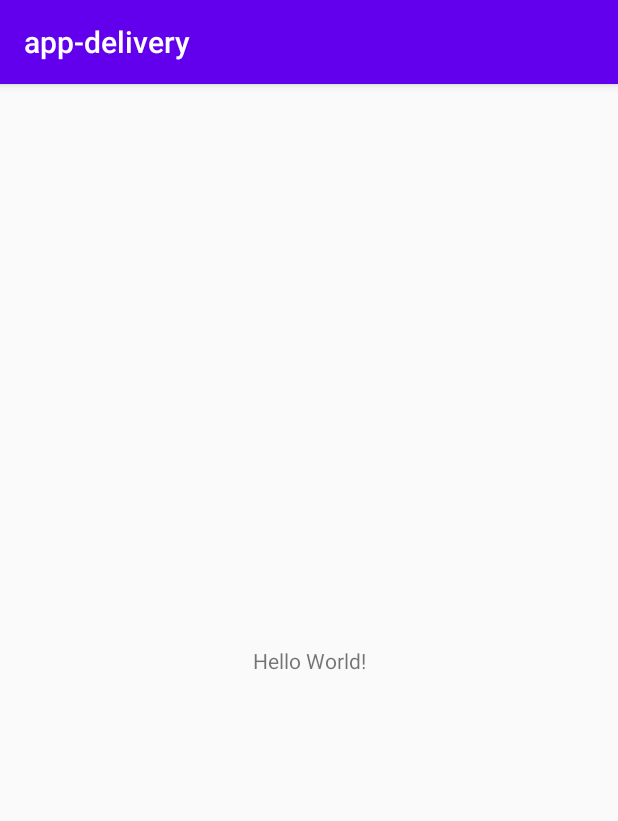
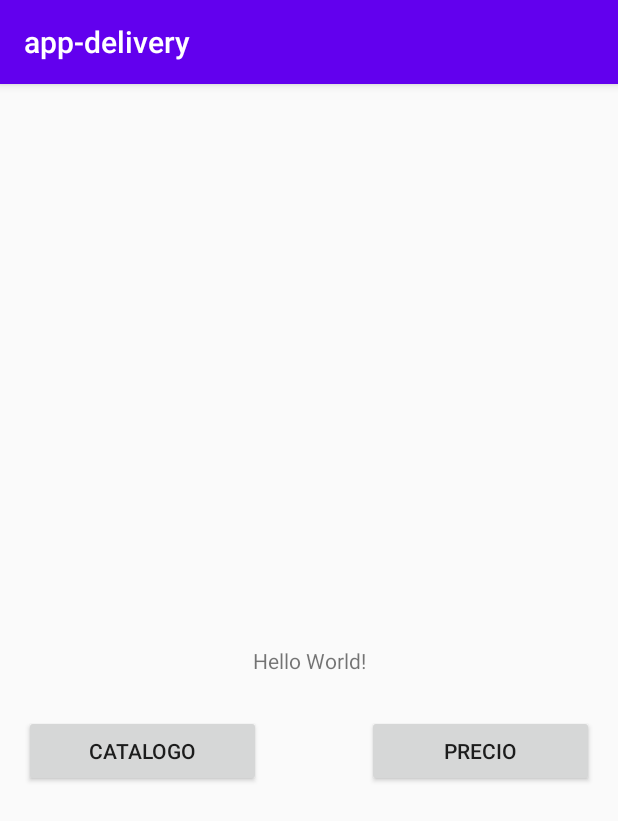
Before and after one commit to El-Catrin/elcatrinCustomers, an Android app: the screen it shows after launch (MainActivity before the commit, homeActivity after it), on a phone screen of 412 x 824 dp. Shown: the top 821 px of the screen. Run offline under Robolectric (Android 15) with nearby library versions, the phone set to English and light mode, and no system bars; our stand-ins replace Firebase (no records; nobody signed in at launch, a user with empty details on screens opened directly).

Commit message:
Integracion Interfaz con Base de Datos

```diff
--- a/app/build.gradle
+++ b/app/build.gradle
@@ -32,10 +32,13 @@ dependencies {
     implementation 'androidx.core:core-ktx:1.3.0'
     implementation 'androidx.appcompat:appcompat:1.1.0'
     implementation 'androidx.constraintlayout:constraintlayout:1.1.3'
+    implementation 'androidx.appcompat:appcompat:1.2.0-alpha01'
     //google Analytics
     implementation 'com.google.firebase:firebase-analytics:17.5.0'
+    //Autenticacion Firebase
+    implementation 'com.google.firebase:firebase-firestore:21.2.1'
     //Firestore
-    implementation 'com.google.firebase:firebase-firestore:21.2.1'
+    implementation 'com.google.firebase:firebase-auth:19.3.2'
     //Prueba
     implementation 'com.android.support:multidex:1.0.3'
 
--- a/app/src/main/AndroidManifest.xml
+++ b/app/src/main/AndroidManifest.xml
@@ -9,7 +9,9 @@
         android:roundIcon="@mipmap/ic_launcher_round"
         android:supportsRtl="true"
         android:theme="@style/AppTheme">
-        <activity android:name=".MainActivity">
+        <activity android:name=".catalogProducts"></activity>
+        <activity android:name=".homeActivity">
+
             <intent-filter>
                 <action android:name="android.intent.action.MAIN" />
 
--- a/app/src/main/java/com/elcatrin/app_delivery/MainActivity.kt
+++ /dev/null
@@ -1,18 +0,0 @@
-package com.elcatrin.app_delivery
-
-import androidx.appcompat.app.AppCompatActivity
-import android.os.Bundle
-import com.google.firebase.firestore.FirebaseFirestore
-
-class MainActivity : AppCompatActivity() {
-
-    // Access a Cloud Firestore instance from your Activity
-    val db = FirebaseFirestore.getInstance()
-
-    override fun onCreate(savedInstanceState: Bundle?) {
-        super.onCreate(savedInstanceState)
-        setContentView(R.layout.activity_main)
-
-
-    }
-}
--- /dev/null
+++ b/app/src/main/java/com/elcatrin/app_delivery/homeActivity.kt
@@ -0,0 +1,35 @@
+package com.elcatrin.app_delivery
+
+import android.content.Intent
+import android.os.Bundle
+import androidx.appcompat.app.AppCompatActivity
+import com.google.firebase.firestore.FirebaseFirestore
+import kotlinx.android.synthetic.main.activity_catalog_products.*
+
+
+class homeActivity : AppCompatActivity() {
+
+    // Access a Cloud Firestore instance from your Activity
+    val db = FirebaseFirestore.getInstance()
+
+    override fun onCreate(savedInstanceState: Bundle?) {
+        super.onCreate(savedInstanceState)
+        setContentView(R.layout.activity_home)
+
+        showActivity()
+   }
+
+    private fun showActivity() {
+
+        nameButton.setOnClickListener{
+
+            val catalogProducts: Intent = Intent(this, catalogProducts::class.java).apply {
+            }
+            startActivity(catalogProducts)
+        }
+    }
+
+
+
+
+    }
--- /dev/null
+++ b/app/src/main/res/layout/activity_home.xml
@@ -0,0 +1,79 @@
+<?xml version="1.0" encoding="utf-8"?>
+<androidx.constraintlayout.widget.ConstraintLayout xmlns:android="http://schemas.android.com/apk/res/android"
+    xmlns:app="http://schemas.android.com/apk/res-auto"
+    xmlns:tools="http://schemas.android.com/tools"
+    android:layout_width="match_parent"
+    android:layout_height="match_parent"
+    tools:context=".homeActivity">
+
+    <androidx.constraintlayout.widget.ConstraintLayout
+        android:layout_width="match_parent"
+        android:layout_height="match_parent"
+        tools:context=".catalogProducts">
+
+        <LinearLayout
+            android:layout_width="0dp"
+            android:layout_height="wrap_content"
+            android:layout_marginStart="16dp"
+            android:layout_marginTop="16dp"
+            android:layout_marginEnd="16dp"
+            android:layout_marginBottom="16dp"
+            android:orientation="vertical"
+            app:layout_constraintBottom_toBottomOf="parent"
+            app:layout_constraintEnd_toEndOf="parent"
+            app:layout_constraintStart_toStartOf="parent"
+            app:layout_constraintTop_toTopOf="parent">
+
+            <TextView
+                android:id="@+id/nameTextView"
+                android:layout_width="match_parent"
+                android:layout_height="56dp"
+                android:textSize="12sp" />
+
+            <Space
+                android:layout_width="match_parent"
+                android:layout_height="wrap_content" />
+
+            <TextView
+                android:id="@+id/priceTextView"
+                android:layout_width="match_parent"
+                android:layout_height="65dp"
+                android:textSize="12sp" />
+
+            <LinearLayout
+                android:layout_width="match_parent"
+                android:layout_height="match_parent"
+                android:orientation="horizontal">
+
+                <Button
+                    android:id="@+id/nameButton"
+                    android:layout_width="wrap_content"
+                    android:layout_height="wrap_content"
+                    android:layout_weight="1"
+                    android:text="@string/catalogo" />
+
+                <Space
+                    android:layout_width="8dp"
+                    android:layout_height="wrap_content"
+                    android:layout_weight="1" />
+
+                <Button
+                    android:id="@+id/priceButton"
+                    android:layout_width="wrap_content"
+                    android:layout_height="wrap_content"
+                    android:layout_weight="1"
+                    android:text="@string/precio" />
+            </LinearLayout>
+        </LinearLayout>
+    </androidx.constraintlayout.widget.ConstraintLayout>
+
+    <TextView
+        android:layout_width="wrap_content"
+        android:layout_height="wrap_content"
+        android:text="Hello World!"
+        app:layout_constraintBottom_toBottomOf="parent"
+        app:layout_constraintLeft_toLeftOf="parent"
+        app:layout_constraintRight_toRightOf="parent"
+        app:layout_constraintTop_toTopOf="parent" />
+
+</androidx.constraintlayout.widget.ConstraintLayout>
--- a/app/src/main/res/layout/activity_main.xml
+++ /dev/null
@@ -1,18 +0,0 @@
-<?xml version="1.0" encoding="utf-8"?>
-<androidx.constraintlayout.widget.ConstraintLayout xmlns:android="http://schemas.android.com/apk/res/android"
-    xmlns:app="http://schemas.android.com/apk/res-auto"
-    xmlns:tools="http://schemas.android.com/tools"
-    android:layout_width="match_parent"
-    android:layout_height="match_parent"
-    tools:context=".MainActivity">
-
-    <TextView
-        android:layout_width="wrap_content"
-        android:layout_height="wrap_content"
-        android:text="Hello World!"
-        app:layout_constraintBottom_toBottomOf="parent"
-        app:layout_constraintLeft_toLeftOf="parent"
-        app:layout_constraintRight_toRightOf="parent"
-        app:layout_constraintTop_toTopOf="parent" />
-
-</androidx.constraintlayout.widget.ConstraintLayout>
--- a/app/src/main/res/values/strings.xml
+++ b/app/src/main/res/values/strings.xml
@@ -1,3 +1,6 @@
 <resources>
     <string name="app_name">app-delivery</string>
+    <string name="nombre">Nombre</string>
+    <string name="precio">Precio</string>
+    <string name="catalogo">catalogo</string>
 </resources>
```
Also changed, not shown: app/src/main/java/com/elcatrin/app_delivery/catalogProducts.kt (added, +38 -0 lines), app/src/main/res/layout/activity_catalog_products.xml (added, +63 -0 lines).
